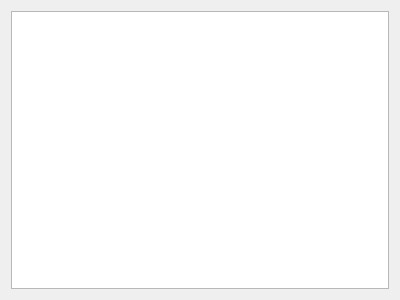
This is src/form/data/formdata.ui in MRsoymilk/MySerial as Qt 5 draws it before an edit. The edited form follows.
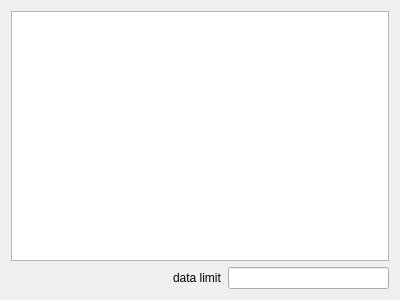
This is the edited form.

Diff of the .ui file:
```diff
--- a/src/form/data/formdata.ui
+++ b/src/form/data/formdata.ui
@@ -17,6 +17,33 @@
    <item row="0" column="0">
     <widget class="QTableView" name="table"/>
    </item>
+   <item row="1" column="0">
+    <layout class="QHBoxLayout" name="horizontalLayout">
+     <item>
+      <spacer name="horizontalSpacer">
+       <property name="orientation">
+        <enum>Qt::Orientation::Horizontal</enum>
+       </property>
+       <property name="sizeHint" stdset="0">
+        <size>
+         <width>40</width>
+         <height>20</height>
+        </size>
+       </property>
+      </spacer>
+     </item>
+     <item>
+      <widget class="QLabel" name="labelDataLimit">
+       <property name="text">
+        <string>data limit</string>
+       </property>
+      </widget>
+     </item>
+     <item>
+      <widget class="QLineEdit" name="lineEditDataLimit"/>
+     </item>
+    </layout>
+   </item>
   </layout>
  </widget>
  <resources/>
```
